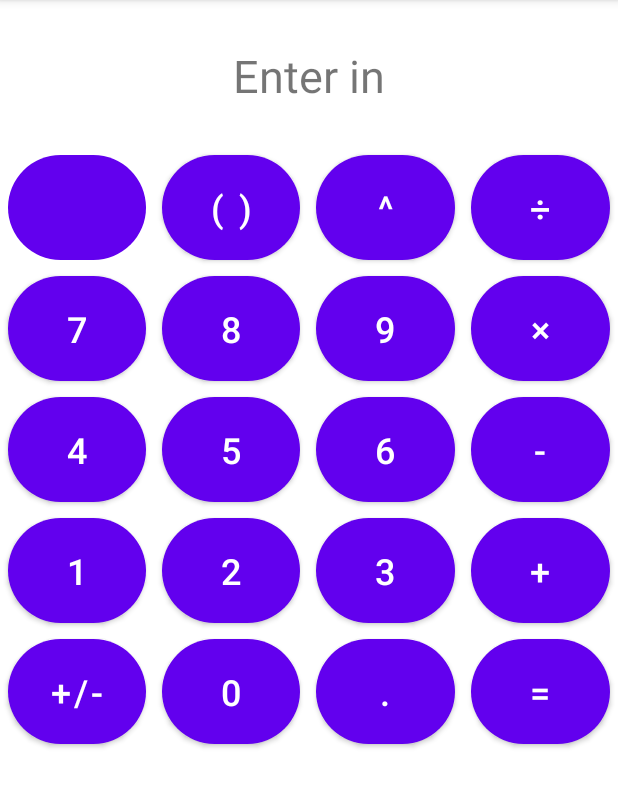
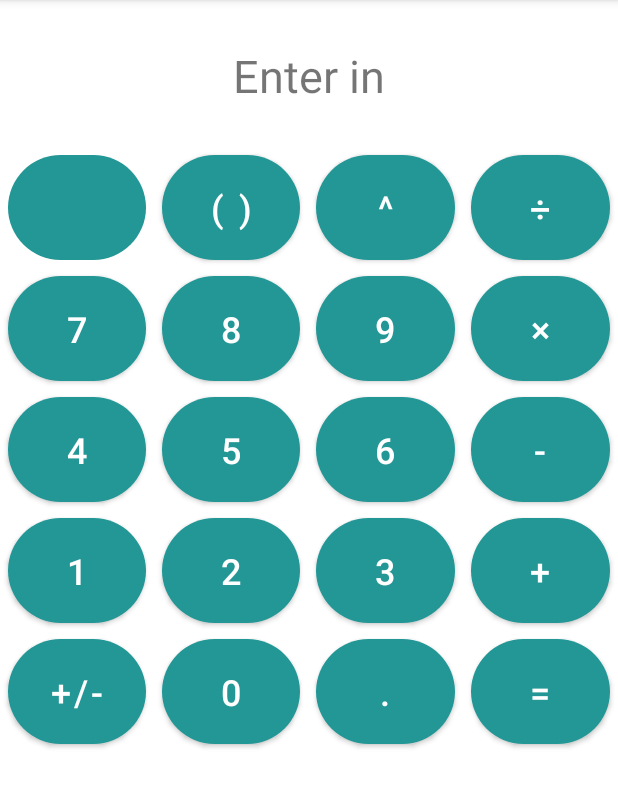
Before and after one commit to tranhasimple/Calculator_Android, an Android app: the screen it shows after launch (MainActivity), on a phone screen of 412 x 824 dp, the part 84-892 px from its top. Run offline under Robolectric (Android 15) with nearby library versions, the phone set to English and light mode, and no system bars.

Commit message:
change button backgroundColor

```diff
--- a/app/src/main/res/layout/activity_main.xml
+++ b/app/src/main/res/layout/activity_main.xml
@@ -14,8 +14,7 @@
         android:layout_marginTop="30dp"
         android:text="@string/display"
         android:textAlignment="center"
-        android:textSize="30sp"
-        />
+        android:textSize="30sp" />
 
     <LinearLayout
         android:layout_width="match_parent"
@@ -27,20 +26,20 @@
             android:layout_width="wrap_content"
             android:layout_height="wrap_content"
             android:text="@string/backspace"
-            android:textSize="20sp"
             android:textColor="@color/black"
-            />
+            android:textSize="20sp" />
+
         <TableLayout
             android:layout_width="match_parent"
             android:layout_height="wrap_content"
             app:layout_constraintTop_toTopOf="parent"
-            tools:layout_editor_absoluteX="0dp"
-            >
+            tools:layout_editor_absoluteX="0dp">
 
             <TableRow
                 android:layout_width="match_parent"
                 android:layout_height="wrap_content"
                 android:layout_weight="1">
+
                 <Button
                     android:id="@+id/button5"
                     style="@style/Widget.AppCompat.Button.Borderless"
@@ -50,8 +49,9 @@
                     android:layout_weight="1"
                     android:background="@drawable/circle"
                     android:textColor="#fff"
-                    tools:text="@string/clear"
-                    android:textSize="24sp"/>
+                    android:textSize="24sp"
+                    app:backgroundTint="@null"
+                    tools:text="@string/clear" />
 
                 <Button
                     android:id="@+id/button3"
@@ -60,11 +60,11 @@
                     android:layout_height="70dp"
                     android:layout_margin="5dp"
                     android:layout_weight="1"
+                    android:background="@drawable/circle"
                     android:text="@string/parenthesis"
                     android:textColor="#fff"
-                    android:background="@drawable/circle"
                     android:textSize="24sp"
-                    />
+                    app:backgroundTint="@null" />
 
 
                 <Button
@@ -74,11 +74,11 @@
                     android:layout_height="70dp"
                     android:layout_margin="5dp"
                     android:layout_weight="1"
+                    android:background="@drawable/circle"
                     android:text="@string/exponent"
                     android:textColor="#fff"
-                    android:background="@drawable/circle"
                     android:textSize="24sp"
-                    />
+                    app:backgroundTint="@null" />
 
                 <Button
                     android:id="@+id/button"
@@ -87,10 +87,11 @@
                     android:layout_height="70dp"
                     android:layout_margin="5dp"
                     android:layout_weight="1"
+                    android:background="@drawable/circle"
                     android:text="@string/divide"
                     android:textColor="#fff"
-                    android:background="@drawable/circle"
                     android:textSize="24sp"
+                    app:backgroundTint="@null"
 
                     />
             </TableRow>
@@ -106,11 +107,11 @@
                     android:layout_height="70dp"
                     android:layout_margin="5dp"
                     android:layout_weight="1"
+                    android:background="@drawable/circle"
                     android:text="@string/seven"
                     android:textColor="#fff"
-                    android:background="@drawable/circle"
                     android:textSize="24sp"
-                    />
+                    app:backgroundTint="@null" />
 
                 <Button
                     android:id="@+id/button6"
@@ -119,10 +120,11 @@
                     android:layout_height="70dp"
                     android:layout_margin="5dp"
                     android:layout_weight="1"
+                    android:background="@drawable/circle"
                     android:text="@string/eight"
-                    android:background="@drawable/circle"
+                    android:textColor="#fff"
                     android:textSize="24sp"
-                    android:textColor="#fff" />
+                    app:backgroundTint="@null" />
 
                 <Button
                     android:id="@+id/button8"
@@ -131,10 +133,11 @@
                     android:layout_height="70dp"
                     android:layout_margin="5dp"
                     android:layout_weight="1"
+                    android:background="@drawable/circle"
                     android:text="@string/nine"
-                    android:background="@drawable/circle"
+                    android:textColor="#fff"
                     android:textSize="24sp"
-                    android:textColor="#fff" />
+                    app:backgroundTint="@null" />
 
                 <Button
                     android:id="@+id/button7"
@@ -143,11 +146,12 @@
                     android:layout_height="70dp"
                     android:layout_margin="5dp"
                     android:layout_weight="1"
+                    android:background="@drawable/circle"
                     android:backgroundTint="@color/button_color"
-                    android:background="@drawable/circle"
                     android:text="@string/by"
+                    android:textColor="#fff"
                     android:textSize="24sp"
-                    android:textColor="#fff" />
+                    app:backgroundTint="@null" />
 
             </TableRow>
 
@@ -162,10 +166,11 @@
                     android:layout_height="70dp"
                     android:layout_margin="5dp"
                     android:layout_weight="1"
+                    android:background="@drawable/circle"
                     android:text="@string/four"
                     android:textColor="#fff"
                     android:textSize="24sp"
-                    android:background="@drawable/circle"
+                    app:backgroundTint="@null"
 
                     />
 
@@ -176,11 +181,11 @@
                     android:layout_height="70dp"
                     android:layout_margin="5dp"
                     android:layout_weight="1"
+                    android:background="@drawable/circle"
                     android:text="@string/five"
                     android:textColor="#fff"
                     android:textSize="24sp"
-                    android:background="@drawable/circle"
-                    />
+                    app:backgroundTint="@null" />
 
                 <Button
                     android:id="@+id/button11"
@@ -189,11 +194,11 @@
                     android:layout_height="70dp"
                     android:layout_margin="5dp"
                     android:layout_weight="1"
+                    android:background="@drawable/circle"
                     android:text="@string/six"
                     android:textColor="#fff"
                     android:textSize="24sp"
-                    android:background="@drawable/circle"
-                    />
+                    app:backgroundTint="@null" />
 
                 <Button
                     android:id="@+id/button10"
@@ -202,10 +207,11 @@
                     android:layout_height="70dp"
                     android:layout_margin="5dp"
                     android:layout_weight="1"
+                    android:background="@drawable/circle"
                     android:text="@string/minus"
                     android:textColor="#fff"
                     android:textSize="24sp"
-                    android:background="@drawable/circle"
+                    app:backgroundTint="@null"
 
                     />
             </TableRow>
@@ -221,11 +227,11 @@
                     android:layout_height="70dp"
                     android:layout_margin="5dp"
                     android:layout_weight="1"
+                    android:background="@drawable/circle"
                     android:text="@string/one"
                     android:textColor="#fff"
                     android:textSize="24sp"
-                    android:background="@drawable/circle"
-                    />
+                    app:backgroundTint="@null" />
 
                 <Button
                     android:id="@+id/button17"
@@ -234,10 +240,11 @@
                     android:layout_height="70dp"
                     android:layout_margin="5dp"
                     android:layout_weight="1"
+                    android:background="@drawable/circle"
                     android:text="@string/two"
                     android:textColor="#fff"
                     android:textSize="24sp"
-                    android:background="@drawable/circle"
+                    app:backgroundTint="@null"
 
                     />
 
@@ -248,10 +255,11 @@
                     android:layout_height="70dp"
                     android:layout_margin="5dp"
                     android:layout_weight="1"
+                    android:background="@drawable/circle"
                     android:text="@string/three"
                     android:textColor="#fff"
-                    android:background="@drawable/circle"
                     android:textSize="24sp"
+                    app:backgroundTint="@null"
 
                     />
 
@@ -262,10 +270,11 @@
                     android:layout_height="70dp"
                     android:layout_margin="5dp"
                     android:layout_weight="1"
+                    android:background="@drawable/circle"
                     android:text="@string/add"
                     android:textColor="#fff"
                     android:textSize="24sp"
-                    android:background="@drawable/circle"
+                    app:backgroundTint="@null"
 
                     />
             </TableRow>
@@ -281,10 +290,11 @@
                     android:layout_height="70dp"
                     android:layout_margin="5dp"
                     android:layout_weight="1"
+                    android:background="@drawable/circle"
                     android:text="@string/plusMinus"
                     android:textColor="#fff"
                     android:textSize="24sp"
-                    android:background="@drawable/circle"
+                    app:backgroundTint="@null"
 
                     />
 
@@ -295,11 +305,11 @@
                     android:layout_height="70dp"
                     android:layout_margin="5dp"
                     android:layout_weight="1"
+                    android:background="@drawable/circle"
                     android:text="@string/zero"
                     android:textColor="#fff"
-                    android:background="@drawable/circle"
                     android:textSize="24sp"
-                      />
+                    app:backgroundTint="@null" />
 
                 <Button
                     android:id="@+id/button20"
@@ -308,10 +318,11 @@
                     android:layout_height="70dp"
                     android:layout_margin="5dp"
                     android:layout_weight="1"
+                    android:background="@drawable/circle"
                     android:text="@string/point"
                     android:textColor="#fff"
-                    android:background="@drawable/circle"
                     android:textSize="24sp"
+                    app:backgroundTint="@null"
 
                     />
 
@@ -322,10 +333,11 @@
                     android:layout_height="70dp"
                     android:layout_margin="5dp"
                     android:layout_weight="1"
+                    android:background="@drawable/circle"
                     android:text="@string/equal"
-                    android:background="@drawable/circle"
                     android:textColor="#fff"
                     android:textSize="24sp"
+                    app:backgroundTint="@null"
 
                     />
 
```
Also changed, not shown: 2 other files.
